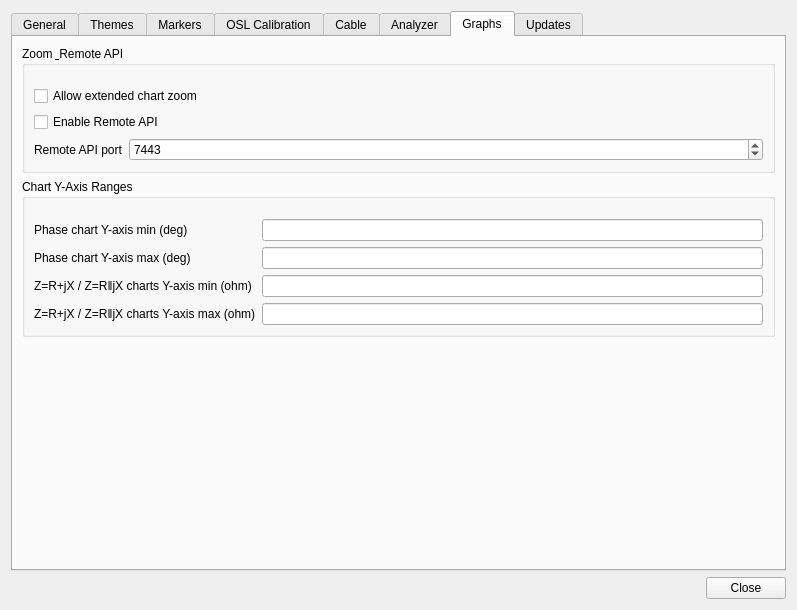
K4HEZ/AntScopeZ, file src/settings.ui: the form before one commit.
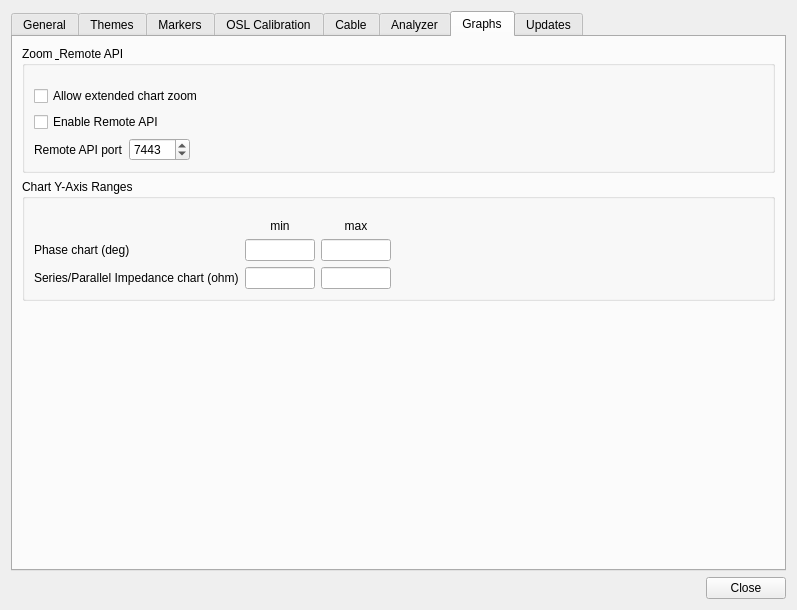
The form after the commit. Custom widgets are drawn as their Qt base class.

Commit message: Settings dialog: grid-align labels/fields, fix oversized/stray-right fields

```diff
--- a/src/settings.ui
+++ b/src/settings.ui
@@ -2298,6 +2298,9 @@
           </property>
           <item>
            <layout class="QFormLayout" name="formLayout_scanning">
+            <property name="fieldGrowthPolicy">
+             <enum>QFormLayout::FieldGrowthPolicy::FieldsStayAtSizeHint</enum>
+            </property>
             <item row="0" column="0" colspan="2">
              <widget class="QCheckBox" name="checkBoxExtendedChartZoom">
               <property name="toolTip">
@@ -2333,6 +2336,12 @@
               <property name="toolTip">
                <string>TCP port the Remote API listens on (loopback only).</string>
               </property>
+              <property name="maximumSize">
+               <size>
+                <width>100</width>
+                <height>16777215</height>
+               </size>
+              </property>
               <property name="minimum">
                <number>1024</number>
               </property>
@@ -2354,45 +2363,79 @@
          <property name="title">
           <string>Chart Y-Axis Ranges</string>
          </property>
-         <layout class="QFormLayout" name="formLayout_chartAxisRanges">
+         <layout class="QGridLayout" name="gridLayout_chartAxisRanges">
           <property name="topMargin">
            <number>20</number>
           </property>
-          <item row="0" column="0">
+          <item row="0" column="1">
+           <widget class="QLabel" name="label_chartAxisMinHeader">
+            <property name="text">
+             <string>min</string>
+            </property>
+            <property name="alignment">
+             <set>Qt::AlignmentFlag::AlignCenter</set>
+            </property>
+           </widget>
+          </item>
+          <item row="0" column="2">
+           <widget class="QLabel" name="label_chartAxisMaxHeader">
+            <property name="text">
+             <string>max</string>
+            </property>
+            <property name="alignment">
+             <set>Qt::AlignmentFlag::AlignCenter</set>
+            </property>
+           </widget>
+          </item>
+          <item row="1" column="0">
            <widget class="QLabel" name="label_phaseAxisMin">
             <property name="toolTip">
              <string>Phase chart's Y-axis lower bound, in degrees. Defaults to -180, the app's historical fixed range.</string>
             </property>
             <property name="text">
-             <string>Phase chart Y-axis min (deg)</string>
+             <string>Phase chart (deg)</string>
             </property>
            </widget>
           </item>
-          <item row="0" column="1">
+          <item row="1" column="1">
            <widget class="QLineEdit" name="lineEditPhaseAxisMin">
             <property name="toolTip">
              <string>Phase chart's Y-axis lower bound, in degrees. Defaults to -180, the app's historical fixed range.</string>
             </property>
+            <property name="sizePolicy">
+             <sizepolicy hsizetype="Preferred" vsizetype="Fixed">
+              <horstretch>0</horstretch>
+              <verstretch>0</verstretch>
+             </sizepolicy>
+            </property>
+            <property name="maximumSize">
+             <size>
+              <width>70</width>
+              <height>16777215</height>
+             </size>
+            </property>
             <property name="maxLength">
              <number>4</number>
             </property>
            </widget>
           </item>
-          <item row="1" column="0">
-           <widget class="QLabel" name="label_phaseAxisMax">
-            <property name="toolTip">
-             <string>Phase chart's Y-axis upper bound, in degrees. Defaults to 180, the app's historical fixed range.</string>
-            </property>
-            <property name="text">
-             <string>Phase chart Y-axis max (deg)</string>
-            </property>
-           </widget>
-          </item>
-          <item row="1" column="1">
+          <item row="1" column="2">
            <widget class="QLineEdit" name="lineEditPhaseAxisMax">
             <property name="toolTip">
              <string>Phase chart's Y-axis upper bound, in degrees. Defaults to 180, the app's historical fixed range.</string>
             </property>
+            <property name="sizePolicy">
+             <sizepolicy hsizetype="Preferred" vsizetype="Fixed">
+              <horstretch>0</horstretch>
+              <verstretch>0</verstretch>
+             </sizepolicy>
+            </property>
+            <property name="maximumSize">
+             <size>
+              <width>70</width>
+              <height>16777215</height>
+             </size>
+            </property>
             <property name="maxLength">
              <number>4</number>
             </property>
@@ -2404,40 +2447,67 @@
              <string>Z=R+jX / Z=R‖jX charts' Y-axis lower bound, in ohms. Defaults to -2000, the app's historical fixed range.</string>
             </property>
             <property name="text">
-             <string>Z=R+jX / Z=R‖jX charts Y-axis min (ohm)</string>
+             <string>Series/Parallel Impedance chart (ohm)</string>
             </property>
            </widget>
           </item>
           <item row="2" column="1">
            <widget class="QLineEdit" name="lineEditZAxisMin">
             <property name="toolTip">
-             <string>Z=R+jX / Z=R‖jX charts' Y-axis lower bound, in ohms. Defaults to -2000, the app's historical fixed range.</string>
+             <string>Series/Parallel Impedance charts' Y-axis lower bound, in ohms. Defaults to -2000, the app's historical fixed range.</string>
+            </property>
+            <property name="sizePolicy">
+             <sizepolicy hsizetype="Preferred" vsizetype="Fixed">
+              <horstretch>0</horstretch>
+              <verstretch>0</verstretch>
+             </sizepolicy>
+            </property>
+            <property name="maximumSize">
+             <size>
+              <width>70</width>
+              <height>16777215</height>
+             </size>
             </property>
             <property name="maxLength">
              <number>8</number>
             </property>
            </widget>
           </item>
-          <item row="3" column="0">
-           <widget class="QLabel" name="label_zAxisMax">
-            <property name="toolTip">
-             <string>Z=R+jX / Z=R‖jX charts' Y-axis upper bound, in ohms. Defaults to 2000, the app's historical fixed range.</string>
-            </property>
-            <property name="text">
-             <string>Z=R+jX / Z=R‖jX charts Y-axis max (ohm)</string>
-            </property>
-           </widget>
-          </item>
-          <item row="3" column="1">
+          <item row="2" column="2">
            <widget class="QLineEdit" name="lineEditZAxisMax">
             <property name="toolTip">
-             <string>Z=R+jX / Z=R‖jX charts' Y-axis upper bound, in ohms. Defaults to 2000, the app's historical fixed range.</string>
+             <string>Series/Parallel Impedance charts' Y-axis upper bound, in ohms. Defaults to 2000, the app's historical fixed range.</string>
+            </property>
+            <property name="sizePolicy">
+             <sizepolicy hsizetype="Preferred" vsizetype="Fixed">
+              <horstretch>0</horstretch>
+              <verstretch>0</verstretch>
+             </sizepolicy>
+            </property>
+            <property name="maximumSize">
+             <size>
+              <width>70</width>
+              <height>16777215</height>
+             </size>
             </property>
             <property name="maxLength">
              <number>8</number>
             </property>
            </widget>
           </item>
+          <item row="0" column="3" rowspan="3">
+           <spacer name="horizontalSpacer_chartAxisRanges">
+            <property name="orientation">
+             <enum>Qt::Orientation::Horizontal</enum>
+            </property>
+            <property name="sizeHint" stdset="0">
+             <size>
+              <width>40</width>
+              <height>20</height>
+             </size>
+            </property>
+           </spacer>
+          </item>
          </layout>
         </widget>
        </item>
```
Left out of the diff: 194 changed lines with no effect on the pictures. Lines whose indentation alone changed are shown as unchanged.
